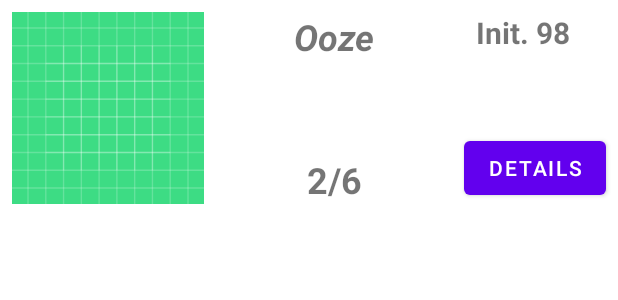
After one commit to CSCE-Mobile-Programming/MonsterTracker, an Android app: the layout rv_main_item.xml on its own in the app's theme, with its tools: preview values and no code run, on a phone screen of 412 x 824 dp. The commit adds this screen. Shown: the top 300 px of the screen. Run offline under Robolectric (Android 15) with nearby library versions, the phone set to English and light mode, and no system bars.

Commit message:
Build basic layout for recyclerview for main activity

```diff
--- /dev/null
+++ b/app/src/main/res/layout/rv_main_item.xml
@@ -0,0 +1,70 @@
+<?xml version="1.0" encoding="utf-8"?>
+<androidx.constraintlayout.widget.ConstraintLayout xmlns:android="http://schemas.android.com/apk/res/android"
+    xmlns:app="http://schemas.android.com/apk/res-auto"
+    xmlns:tools="http://schemas.android.com/tools"
+    android:layout_width="match_parent"
+    android:layout_height="wrap_content">
+
+    <ImageView
+        android:id="@+id/ivPortrait"
+        android:layout_width="128dp"
+        android:layout_height="128dp"
+        android:layout_marginStart="8dp"
+        android:layout_marginTop="8dp"
+        android:layout_marginBottom="8dp"
+        app:layout_constraintBottom_toBottomOf="parent"
+        app:layout_constraintStart_toStartOf="parent"
+        app:layout_constraintTop_toTopOf="parent"
+        app:srcCompat="@drawable/ic_launcher_background"
+        tools:srcCompat="@drawable/ic_launcher_background" />
+
+    <TextView
+        android:id="@+id/tvMonsterName"
+        android:layout_width="0dp"
+        android:layout_height="wrap_content"
+        android:layout_marginStart="16dp"
+        android:layout_marginTop="8dp"
+        android:layout_marginEnd="16dp"
+        android:text="Ooze"
+        android:textAlignment="center"
+        android:textSize="24sp"
+        android:textStyle="bold|italic"
+        app:layout_constraintEnd_toStartOf="@+id/buttonDetails"
+        app:layout_constraintStart_toEndOf="@+id/ivPortrait"
+        app:layout_constraintTop_toTopOf="parent" />
+
+    <TextView
+        android:id="@+id/tvCount"
+        android:layout_width="0dp"
+        android:layout_height="wrap_content"
+        android:text="2/6"
+        android:textAlignment="center"
+        android:textSize="24sp"
+        android:textStyle="bold"
+        app:layout_constraintBottom_toBottomOf="@+id/ivPortrait"
+        app:layout_constraintEnd_toEndOf="@+id/tvMonsterName"
+        app:layout_constraintStart_toStartOf="@+id/tvMonsterName" />
+
+    <TextView
+        android:id="@+id/tvInitiative"
+        android:layout_width="wrap_content"
+        android:layout_height="wrap_content"
+        android:layout_marginTop="8dp"
+        android:layout_marginEnd="8dp"
+        android:text="Init. 98"
+        android:textAlignment="center"
+        android:textSize="20sp"
+        android:textStyle="bold"
+        app:layout_constraintEnd_toEndOf="parent"
+        app:layout_constraintStart_toEndOf="@+id/tvMonsterName"
+        app:layout_constraintTop_toTopOf="parent" />
+
+    <Button
+        android:id="@+id/buttonDetails"
+        android:layout_width="wrap_content"
+        android:layout_height="wrap_content"
+        android:layout_marginEnd="8dp"
+        android:text="Details"
+        app:layout_constraintBottom_toBottomOf="@+id/ivPortrait"
+        app:layout_constraintEnd_toEndOf="parent" />
+</androidx.constraintlayout.widget.ConstraintLayout>
```
Also changed, not shown: app/src/main/java/com/uark/csce/monstertracker/MainActivity/MainAdapter.java (added, +89 -0 lines), app/src/main/java/com/uark/csce/monstertracker/MainActivity/MainFragment.java (+0 -7 lines), app/src/main/res/layout/fragment_main.xml (+5 -7 lines).
